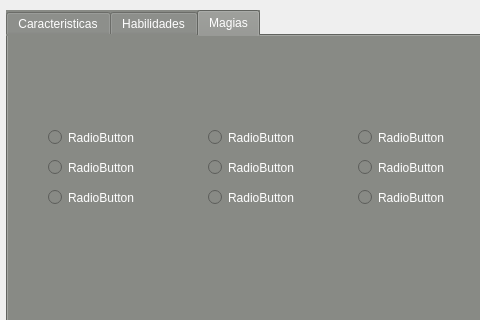
Old version of the form mainwindow.ui in the repository miguelsrrobo/Tagmar; both pictures show x 0 to 480 and y 0 to 320 of the 633 by 681 pixel window.
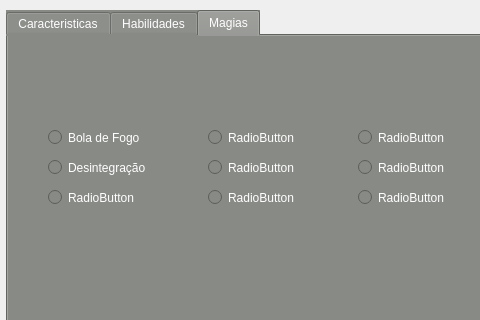
New version of the form. The open tabs and pages were chosen to show the change. Icons and pictures are not drawn.

What changed in the file:
```diff
--- a/mainwindow.ui
+++ b/mainwindow.ui
@@ -747,7 +747,7 @@
        </rect>
       </property>
       <property name="text">
-       <string>RadioButton</string>
+       <string>Bola de Fogo</string>
       </property>
      </widget>
      <widget class="QRadioButton" name="radioButton_4">
@@ -760,7 +760,7 @@
        </rect>
       </property>
       <property name="text">
-       <string>RadioButton</string>
+       <string>Desintegração</string>
       </property>
      </widget>
      <widget class="QRadioButton" name="radioButton_5">
```
Left out of the diff: 8 changed lines with no effect on the pictures.
